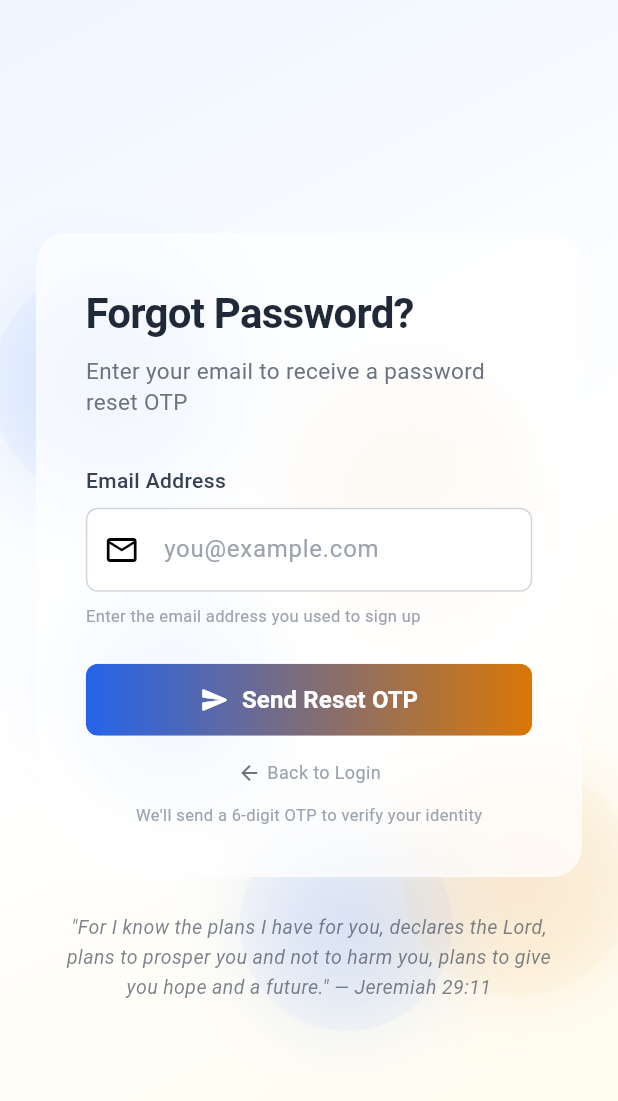
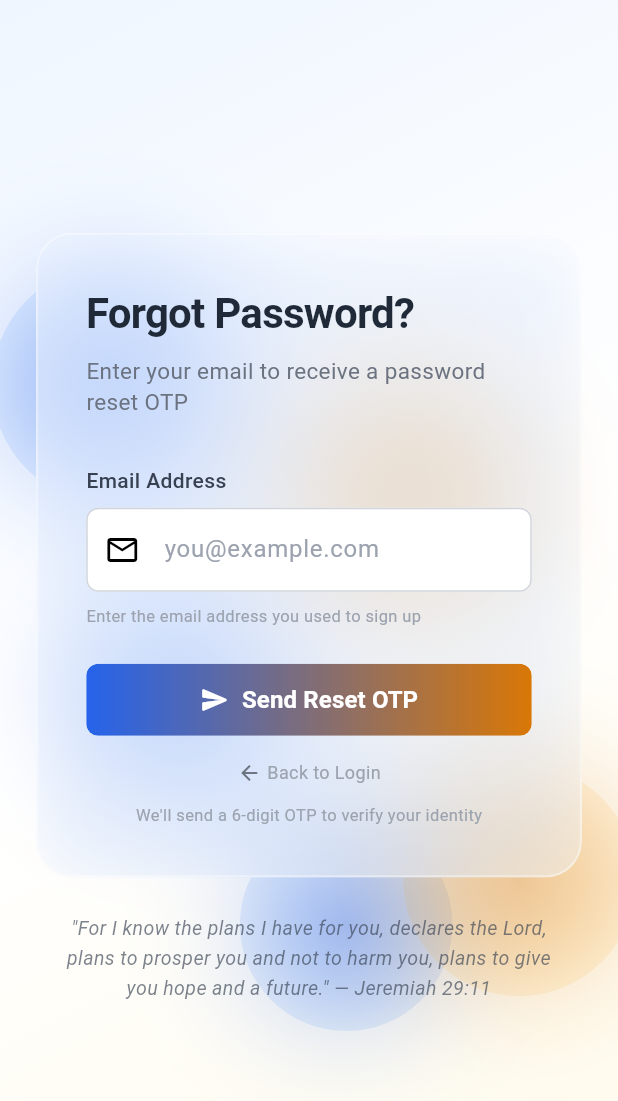
Before and after one commit to ssnjitm/gleanfaith-mobile, a Flutter app: the screen it shows after launch, after a tap on "Forgot password?", on a phone screen of 412 x 824 dp. Shown: the top 1101 px of the screen. Run offline on Flutter 3.47's test engine with Material 3 defaults, Android fonts, the light colour scheme and no system bars; our stand-ins replace connectivity_plus, dio, equatable, flutter_riverpod, flutter_secure_storage, fpdart and 3 more; missing offline and left inert: talker_dio_logger; statements that could not run were skipped.

Commit message:
splash screen and auth feature improvements

```diff
--- a/lib/app.dart
+++ b/lib/app.dart
@@ -1,17 +1,36 @@
 import 'package:flutter/material.dart';
 import 'package:flutter_riverpod/flutter_riverpod.dart';
+import 'package:go_router/go_router.dart';
+import 'bootstrap.dart';
 import 'core/common/providers/theme_mode_provider.dart';
 import 'core/router/app_router.dart';
 import 'core/theme/app_theme.dart';
+import 'features/auth/presentation/providers/auth_provider.dart';
 
-class App extends ConsumerWidget {
-  App({super.key});
-
-  final _router = AppRouter.create();
+class App extends ConsumerStatefulWidget {
+  const App({super.key});
 
   @override
-  Widget build(BuildContext context, WidgetRef ref) {
+  ConsumerState<App> createState() => _AppState();
+}
+
+class _AppState extends ConsumerState<App> {
+  late final GoRouter _router;
+
+  @override
+  void initState() {
+    super.initState();
+    _router = AppRouter.create();
+    AppBootstrap.init();
+  }
+
+  @override
+  Widget build(BuildContext context) {
     final themeMode = ref.watch(themeModeProvider);
+
+    ref.listen(authProvider, (_, next) {
+      AppRouter.redirectNotifier.update(next.status);
+    });
 
     return MaterialApp.router(
       title: 'Glean Faith',
--- a/lib/core/common/features/home/presentation/pages/home_page.dart
+++ b/lib/core/common/features/home/presentation/pages/home_page.dart
@@ -140,7 +140,7 @@ class _DrawerHeader extends StatelessWidget {
             radius: 28,
             backgroundColor: Colors.white.withValues(alpha: 0.2),
             child: Text(
-              (userName ?? 'U').substring(0, 1).toUpperCase(),
+              (userName?.isNotEmpty == true) ? userName!.substring(0, 1).toUpperCase() : 'U',
               style: const TextStyle(
                 fontSize: 24,
                 fontWeight: FontWeight.w700,
--- a/lib/core/common/features/splash/presentation/pages/splash_page.dart
+++ b/lib/core/common/features/splash/presentation/pages/splash_page.dart
@@ -1,9 +1,7 @@
 import 'dart:math';
 import 'package:flutter/material.dart';
 import 'package:flutter_riverpod/flutter_riverpod.dart';
-import 'package:go_router/go_router.dart';
 
-import '../../../../../router/route_names.dart';
 import '../../../../../../features/auth/presentation/providers/auth_provider.dart';
 
 class SplashPage extends ConsumerStatefulWidget {
@@ -61,16 +59,7 @@ class _SplashPageState extends ConsumerState<SplashPage>
   Future<void> _checkAuth() async {
     await Future.delayed(const Duration(milliseconds: 2800));
     if (!mounted) return;
-
-    await ref.read(authProvider.notifier).checkAuth();
-    if (!mounted) return;
-
-    final authState = ref.read(authProvider);
-    if (authState.status == AuthStatus.authenticated) {
-      context.go(RouteNames.home);
-    } else {
-      context.go(RouteNames.signin);
-    }
+    ref.read(authProvider.notifier).checkAuth();
   }
 
   @override
@@ -85,8 +74,7 @@ class _SplashPageState extends ConsumerState<SplashPage>
       body: GestureDetector(
         onTap: () {
           if (!mounted) return;
-          final s = ref.read(authProvider);
-          context.go(s.status == AuthStatus.authenticated ? RouteNames.home : RouteNames.signin);
+          ref.read(authProvider.notifier).checkAuth();
         },
         child: AnimatedBuilder(
           animation: _controller,
--- a/lib/core/common/widgets/auth_card.dart
+++ b/lib/core/common/widgets/auth_card.dart
@@ -114,18 +114,31 @@ class _AuthCardState extends State<AuthCard> with TickerProviderStateMixin {
     final isDark = Theme.of(context).brightness == Brightness.dark;
 
     return ClipRRect(
-      borderRadius: BorderRadius.circular(20),
+      borderRadius: BorderRadius.circular(24),
       child: BackdropFilter(
-        filter: isDark
-            ? ImageFilter.blur(sigmaX: 24, sigmaY: 24)
-            : ImageFilter.blur(sigmaX: 20, sigmaY: 20),
+        filter: ImageFilter.blur(sigmaX: 40, sigmaY: 40),
         child: Container(
           decoration: BoxDecoration(
-            color: (isDark ? const Color(0xFF1E293B) : Colors.white).withValues(alpha: isDark ? 0.6 : 0.7),
-            borderRadius: BorderRadius.circular(20),
+            borderRadius: BorderRadius.circular(24),
+            boxShadow: [
+              BoxShadow(
+                color: (isDark ? const Color(0xFF2563EB) : const Color(0xFF3B82F6)).withValues(alpha: isDark ? 0.15 : 0.10),
+                blurRadius: 32,
+                spreadRadius: -4,
+                offset: const Offset(0, 8),
+              ),
+            ],
+            gradient: LinearGradient(
+              begin: Alignment.topLeft,
+              end: Alignment.bottomRight,
+              colors: [
+                (isDark ? const Color(0xFF1E293B) : Colors.white).withValues(alpha: isDark ? 0.25 : 0.35),
+                (isDark ? const Color(0xFF0F172A) : const Color(0xFFF8FAFC)).withValues(alpha: isDark ? 0.20 : 0.30),
+              ],
+            ),
             border: Border.all(
-              color: (isDark ? Colors.white : Colors.white).withValues(alpha: 0.15),
-              width: 1.2,
+              color: (isDark ? Colors.white : Colors.white).withValues(alpha: isDark ? 0.25 : 0.40),
+              width: 1.5,
             ),
           ),
           padding: const EdgeInsets.all(32),
@@ -243,12 +256,12 @@ class _Blob extends StatelessWidget {
 
     final colors = index % 2 == 0
         ? [
-            const Color(0xFF2563EB).withValues(alpha: isDark ? 0.15 : 0.10),
-            const Color(0xFF3B82F6).withValues(alpha: isDark ? 0.08 : 0.04),
+            const Color(0xFF2563EB).withValues(alpha: isDark ? 0.40 : 0.30),
+            const Color(0xFF3B82F6).withValues(alpha: isDark ? 0.20 : 0.12),
           ]
         : [
-            const Color(0xFFD97706).withValues(alpha: isDark ? 0.12 : 0.08),
-            const Color(0xFFF59E0B).withValues(alpha: isDark ? 0.06 : 0.03),
+            const Color(0xFFD97706).withValues(alpha: isDark ? 0.35 : 0.25),
+            const Color(0xFFF59E0B).withValues(alpha: isDark ? 0.18 : 0.10),
           ];
 
     return Positioned(
@@ -262,9 +275,9 @@ class _Blob extends StatelessWidget {
           gradient: RadialGradient(colors: colors),
           boxShadow: [
             BoxShadow(
-              color: colors[0].withValues(alpha: isDark ? 0.2 : 0.08),
-              blurRadius: isDark ? 60 : 40,
-              spreadRadius: isDark ? 10 : 5,
+              color: colors[0].withValues(alpha: isDark ? 0.4 : 0.20),
+              blurRadius: isDark ? 80 : 60,
+              spreadRadius: isDark ? 15 : 8,
             ),
           ],
         ),
--- a/lib/core/constants/api_constants.dart
+++ b/lib/core/constants/api_constants.dart
@@ -1,7 +1,7 @@
 class ApiConstants {
   ApiConstants._();
 
-  static const String baseUrl = 'http://localhost:8000/api/v1';
+  static const String baseUrl = 'http://192.168.1.78:8000/api/v1';
 
   // Auth
   static const String login = '/auth/login';
--- a/lib/core/router/app_router.dart
+++ b/lib/core/router/app_router.dart
@@ -1,5 +1,7 @@
+import 'package:flutter/foundation.dart';
 import 'package:go_router/go_router.dart';
 
+import '../../features/auth/presentation/providers/auth_provider.dart';
 import '../../features/auth/presentation/pages/signin_page.dart';
 import '../../features/auth/presentation/pages/signup_page.dart';
 import '../../features/auth/presentation/pages/verify_otp_page.dart';
@@ -10,10 +12,56 @@ import '../common/features/home/presentation/pages/home_page.dart';
 import '../common/features/splash/presentation/pages/splash_page.dart';
 import 'route_names.dart';
 
+class _AuthRedirect extends ChangeNotifier {
+  AuthStatus status = AuthStatus.initial;
+
+  void update(AuthStatus s) {
+    if (s != status) {
+      status = s;
+      notifyListeners();
+    }
+  }
+}
+
 class AppRouter {
+  static _AuthRedirect? _authRedirect;
+
+  static _AuthRedirect get redirectNotifier {
+    _authRedirect ??= _AuthRedirect();
+    return _authRedirect!;
+  }
+
   static GoRouter create() {
     return GoRouter(
       initialLocation: RouteNames.splash,
+      refreshListenable: redirectNotifier,
+      redirect: (context, state) {
+        final authStatus = redirectNotifier.status;
+        final location = state.matchedLocation;
+
+        if (authStatus == AuthStatus.initial) {
+          if (location != RouteNames.splash) {
+            return RouteNames.splash;
+          }
+          return null;
+        }
+
+        if (authStatus == AuthStatus.authenticated) {
+          if (location == RouteNames.splash || location == RouteNames.signin) {
+            return RouteNames.home;
+          }
+          return null;
+        }
+
+        if (authStatus == AuthStatus.unauthenticated || authStatus == AuthStatus.error) {
+          if (location == RouteNames.splash || location == RouteNames.home) {
+            return RouteNames.signin;
+          }
+          return null;
+        }
+
+        return null;
+      },
       routes: [
         GoRoute(
           path: RouteNames.splash,
--- a/lib/features/auth/presentation/providers/auth_provider.dart
+++ b/lib/features/auth/presentation/providers/auth_provider.dart
@@ -1,5 +1,6 @@
 import 'package:flutter_riverpod/flutter_riverpod.dart';
 import '../../../../core/common/providers/core_providers.dart';
+import '../../../../core/constants/app_constants.dart';
 import '../../data/datasources/auth_remote_datasource.dart';
 import '../../data/repositories/auth_repository_impl.dart';
 import '../../domain/entities/user.dart';
@@ -199,7 +200,7 @@ class AuthNotifier extends StateNotifier<AuthState> {
   }
 
   Future<void> checkAuth() async {
-    final hasToken = await _ref.read(storageProvider).containsKey('auth_token');
+    final hasToken = await _ref.read(storageProvider).containsKey(AppConstants.tokenKey);
     if (hasToken) {
       final result = await _ref.read(getCurrentUserUseCaseProvider).call().run();
       result.fold(
--- a/lib/main.dart
+++ b/lib/main.dart
@@ -6,6 +6,6 @@ import 'bootstrap.dart';
 
 void main() async {
   WidgetsFlutterBinding.ensureInitialized();
+  runApp(ProviderScope(child: const App()));
   await AppBootstrap.init();
-  runApp(ProviderScope(child: App()));
 }
```
Also changed, not shown: lib/core/common/providers/core_providers.dart (+4 -3 lines), lib/core/network/api_interceptors.dart (+110 -17 lines), lib/core/network/dio_client.dart (+12 -3 lines), lib/features/auth/data/datasources/auth_remote_datasource.dart (+4 -4 lines), lib/features/auth/data/repositories/auth_repository_impl.dart (+14 -2 lines), lib/features/home/presentation/pages/home_page.dart (deleted, +0 -41 lines), lib/features/splash/presentation/pages/splash_page.dart (deleted, +0 -61 lines), 16 other files.
